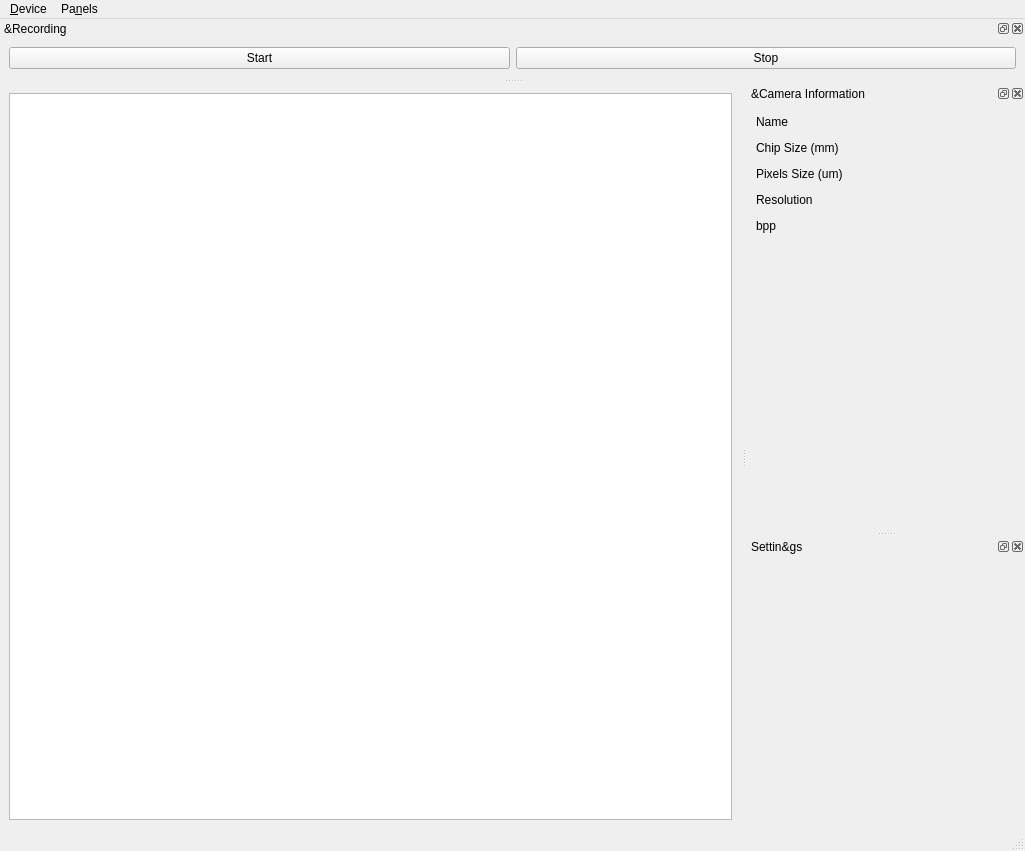
Old version of the form src/qhymainwindow.ui in the repository GuLinux/PlanetaryImager.
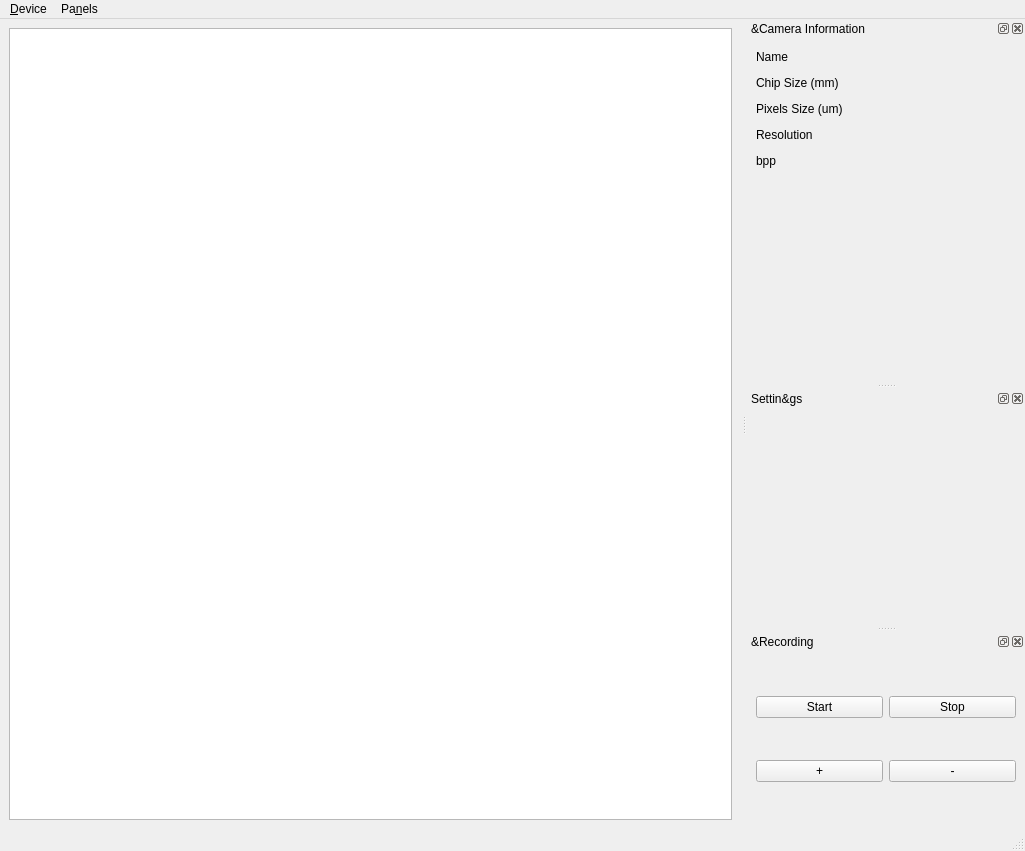
New version of the form.

Commit message: scale buttons

Patch:
```diff
--- a/src/qhymainwindow.ui
+++ b/src/qhymainwindow.ui
@@ -267,7 +267,7 @@
     <string>&amp;Recording</string>
    </property>
    <attribute name="dockWidgetArea">
-    <number>4</number>
+    <number>2</number>
    </attribute>
    <widget class="QWidget" name="dockWidgetContents_3">
     <layout class="QGridLayout" name="gridLayout_3">
@@ -285,6 +285,20 @@
        </property>
       </widget>
      </item>
+     <item row="1" column="0">
+      <widget class="QPushButton" name="zoom_in">
+       <property name="text">
+        <string>+</string>
+       </property>
+      </widget>
+     </item>
+     <item row="1" column="1">
+      <widget class="QPushButton" name="zoom_out">
+       <property name="text">
+        <string>-</string>
+       </property>
+      </widget>
+     </item>
     </layout>
    </widget>
   </widget>
```
The commit also changes 1 other file.
